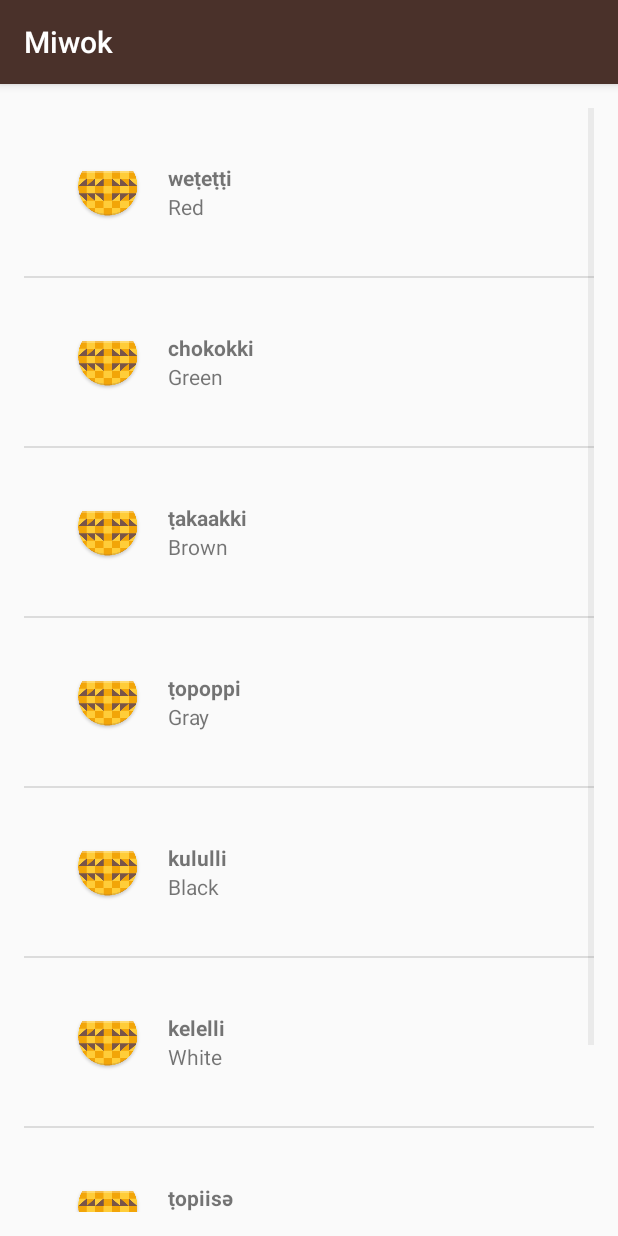
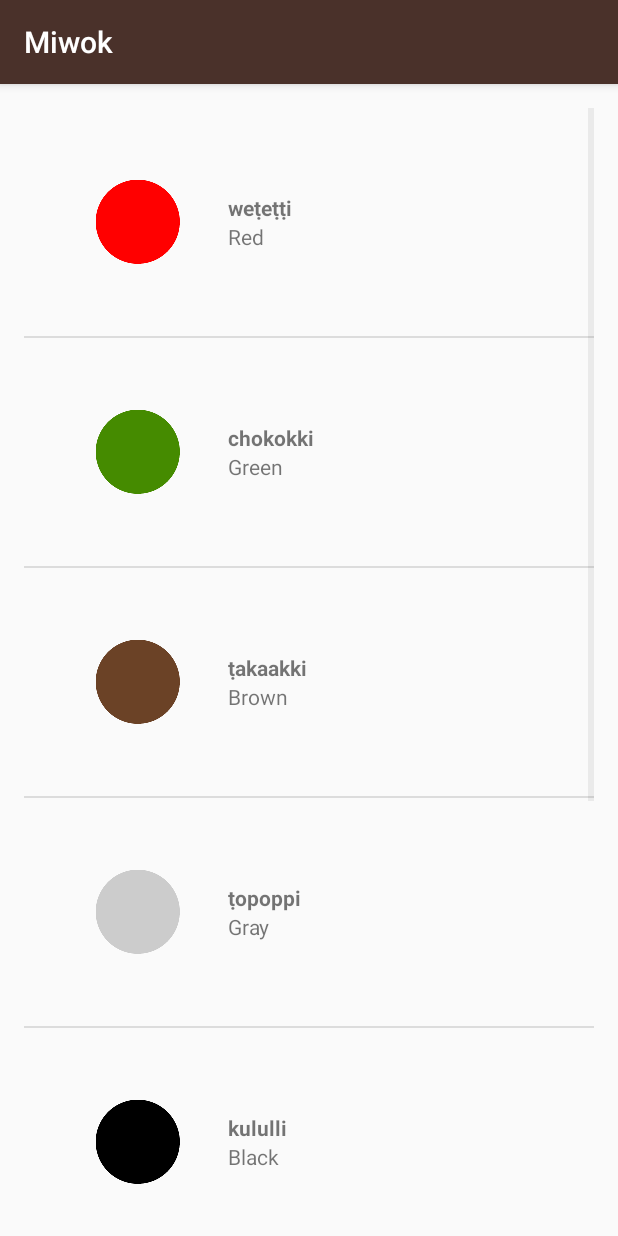
Before and after one commit to NoaBar/Miwok, an Android app: the ColorsActivity screen opened directly, with no data from a screen before it, on a phone screen of 412 x 824 dp. Run offline under Robolectric (Android 15) with nearby library versions, the phone set to English and light mode, and no system bars.

Commit message:
saving before quiz 4/7/13

```diff
--- a/app/src/main/java/com/example/android/miwok/Word.java
+++ b/app/src/main/java/com/example/android/miwok/Word.java
@@ -26,7 +26,7 @@ public class Word {
         private int mImageResourceId;
 
     /**
-         * Constructor!
+         * Constructor 1
          * Create a new Word object.
          * @param defaultTranslation is the word in a language that the user is already familiar with
          *                           (such as English)
@@ -37,7 +37,8 @@ public class Word {
             mMiwokTranslation = miwokTranslation;
         }
         /**
-         * Second Constructor
+         * Constructor 2
+         * Create a new Word object.
             2 strings and int! (for the image in every word).
          * @param defaultTranslation is the word in a language that the user is already familiar with
          *                           (such as English)
--- a/app/src/main/java/com/example/android/miwok/WordAdapter.java
+++ b/app/src/main/java/com/example/android/miwok/WordAdapter.java
@@ -7,6 +7,7 @@ import android.view.LayoutInflater;
 import android.view.View;
 import android.view.ViewGroup;
 import android.widget.ArrayAdapter;
+import android.widget.ImageView;
 import android.widget.TextView;
 
 import java.util.ArrayList;
@@ -22,7 +23,7 @@ public class WordAdapter extends ArrayAdapter<Word> {
      * to populate into the lists.
      *
      * @param activity The current context. Used to inflate the layout file.
-     * @param words   A List of AndroidFlavor objects to display in a list
+     * @param words   A List of Word objects to display in a list
      */
 
     public WordAdapter(Activity activity, ArrayList<Word> words) {
@@ -67,6 +68,9 @@ public class WordAdapter extends ArrayAdapter<Word> {
         // set this text on the default TextView
         defaultTextView.setText(currentWord.getDefaultTranslation());
 
+        ImageView imageView = (ImageView) listItemView.findViewById(R.id.image);
+        imageView.setImageResource(currentWord.getImageResourceId());
+
         return listItemView;
     }
 }
```
